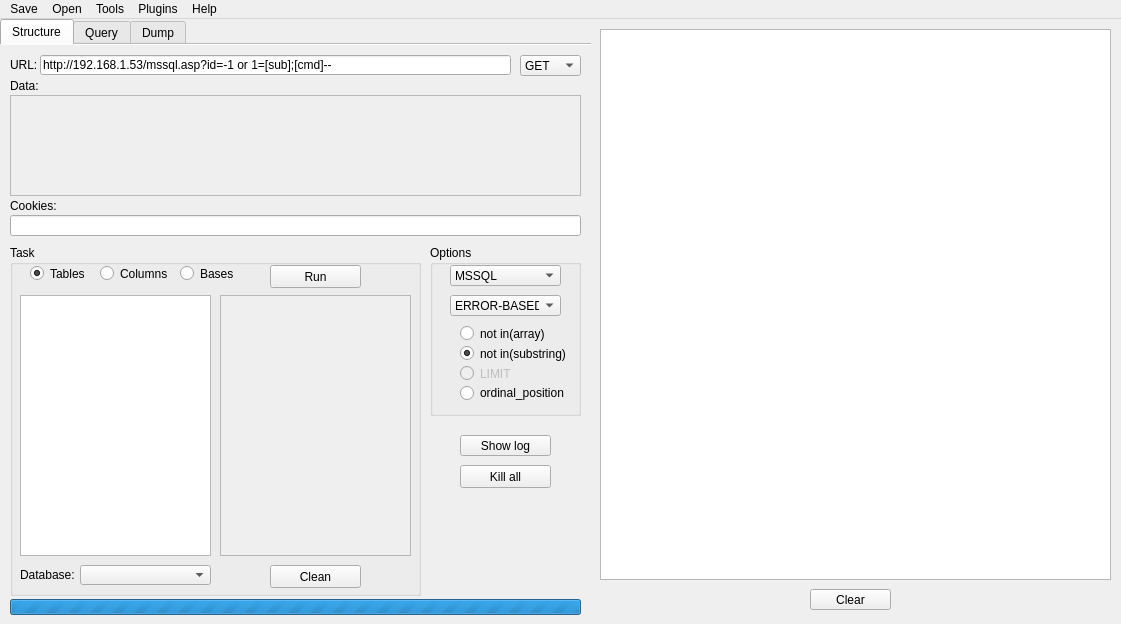
Above: gui/main/main.ui from kaeso/enema before the change. Below: the same form after it.
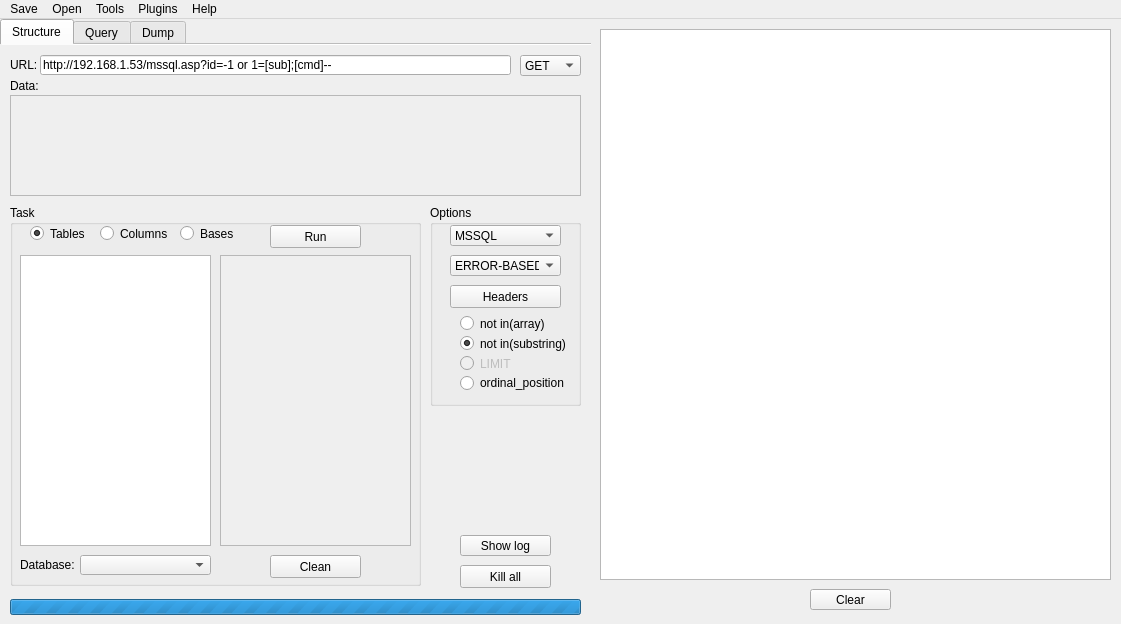
That is the form after the change.

Commit message: Added injection support in http headers (User-Agent, Cookie, Referer, X-Forwarded-For)

```diff
--- a/gui/main/main.ui
+++ b/gui/main/main.ui
@@ -156,32 +156,6 @@
        <bool>false</bool>
       </property>
      </widget>
-     <widget class="QLabel" name="label_3">
-      <property name="geometry">
-       <rect>
-        <x>10</x>
-        <y>150</y>
-        <width>51</width>
-        <height>21</height>
-       </rect>
-      </property>
-      <property name="text">
-       <string>Cookies:</string>
-      </property>
-     </widget>
-     <widget class="QLineEdit" name="lineCookie">
-      <property name="geometry">
-       <rect>
-        <x>10</x>
-        <y>170</y>
-        <width>571</width>
-        <height>21</height>
-       </rect>
-      </property>
-      <property name="text">
-       <string/>
-      </property>
-     </widget>
      <widget class="QLabel" name="label_15">
       <property name="geometry">
        <rect>
@@ -199,9 +173,9 @@
       <property name="geometry">
        <rect>
         <x>10</x>
-        <y>200</y>
+        <y>160</y>
         <width>411</width>
-        <height>351</height>
+        <height>381</height>
        </rect>
       </property>
       <property name="title">
@@ -211,7 +185,7 @@
        <property name="geometry">
         <rect>
          <x>70</x>
-         <y>320</y>
+         <y>350</y>
          <width>131</width>
          <height>20</height>
         </rect>
@@ -223,7 +197,7 @@
          <x>10</x>
          <y>50</y>
          <width>191</width>
-         <height>261</height>
+         <height>291</height>
         </rect>
        </property>
        <property name="dragEnabled">
@@ -251,7 +225,7 @@
          <x>210</x>
          <y>50</y>
          <width>191</width>
-         <height>261</height>
+         <height>291</height>
         </rect>
        </property>
        <property name="acceptDrops">
@@ -376,7 +350,7 @@
        <property name="geometry">
         <rect>
          <x>10</x>
-         <y>320</y>
+         <y>350</y>
          <width>61</width>
          <height>20</height>
         </rect>
@@ -389,7 +363,7 @@
        <property name="geometry">
         <rect>
          <x>260</x>
-         <y>320</y>
+         <y>350</y>
          <width>91</width>
          <height>23</height>
         </rect>
@@ -403,9 +377,9 @@
       <property name="geometry">
        <rect>
         <x>430</x>
-        <y>200</y>
+        <y>160</y>
         <width>151</width>
-        <height>171</height>
+        <height>201</height>
        </rect>
       </property>
       <property name="sizePolicy">
@@ -421,7 +395,7 @@
        <property name="geometry">
         <rect>
          <x>30</x>
-         <y>140</y>
+         <y>170</y>
          <width>111</width>
          <height>16</height>
         </rect>
@@ -434,7 +408,7 @@
        <property name="geometry">
         <rect>
          <x>30</x>
-         <y>80</y>
+         <y>110</y>
          <width>111</width>
          <height>17</height>
         </rect>
@@ -450,7 +424,7 @@
        <property name="geometry">
         <rect>
          <x>30</x>
-         <y>100</y>
+         <y>130</y>
          <width>111</width>
          <height>17</height>
         </rect>
@@ -515,7 +489,7 @@
        <property name="geometry">
         <rect>
          <x>30</x>
-         <y>120</y>
+         <y>150</y>
          <width>101</width>
          <height>17</height>
         </rect>
@@ -527,12 +501,25 @@
         <bool>false</bool>
        </property>
       </widget>
+      <widget class="QPushButton" name="headersButton">
+       <property name="geometry">
+        <rect>
+         <x>20</x>
+         <y>80</y>
+         <width>111</width>
+         <height>23</height>
+        </rect>
+       </property>
+       <property name="text">
+        <string>Headers</string>
+       </property>
+      </widget>
      </widget>
      <widget class="QToolButton" name="killButton">
       <property name="geometry">
        <rect>
         <x>460</x>
-        <y>420</y>
+        <y>520</y>
         <width>91</width>
         <height>23</height>
        </rect>
@@ -545,7 +532,7 @@
       <property name="geometry">
        <rect>
         <x>460</x>
-        <y>390</y>
+        <y>490</y>
         <width>91</width>
         <height>21</height>
        </rect>
```
The commit also changes 8 other files.
